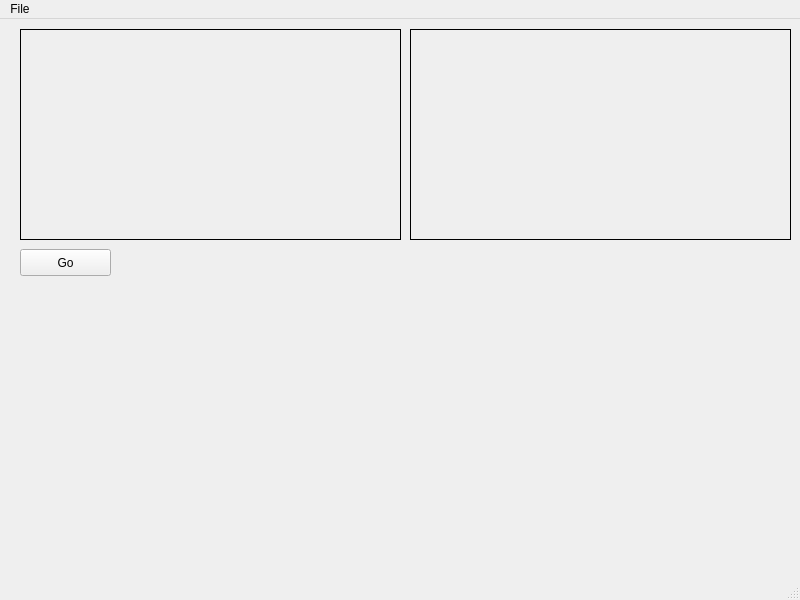
Above: 4dt-closest-points/mainwindow.ui from evsluzh/4dt-closest-points before the change. Below: the same form after it.
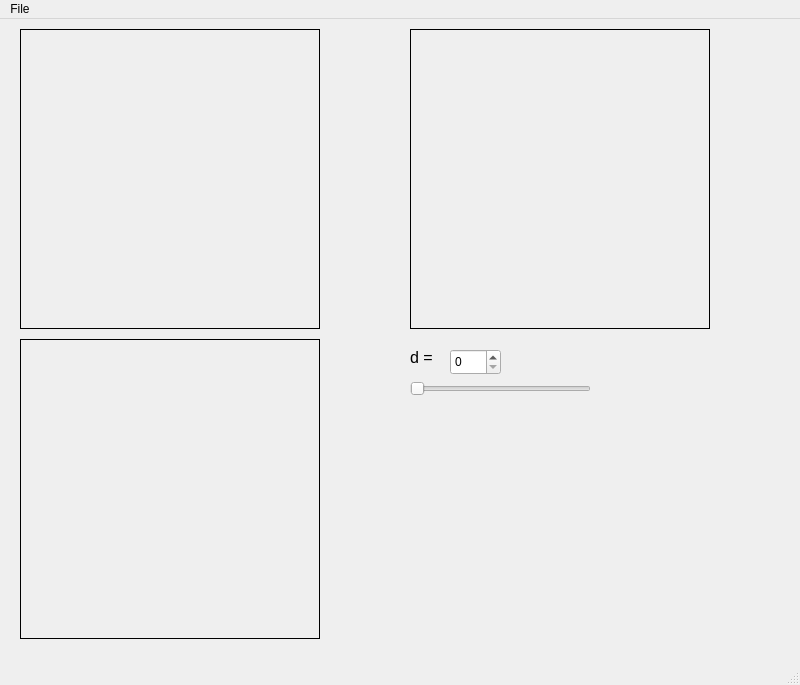
That is the form after the change.

Commit message: Draw proection with conflict zones

The edit to the form file:
```diff
--- a/4dt-closest-points/mainwindow.ui
+++ b/4dt-closest-points/mainwindow.ui
@@ -7,33 +7,20 @@
     <x>0</x>
     <y>0</y>
     <width>800</width>
-    <height>600</height>
+    <height>685</height>
    </rect>
   </property>
   <property name="windowTitle">
    <string>MainWindow</string>
   </property>
   <widget class="QWidget" name="centralwidget">
-   <widget class="QPushButton" name="pushButton">
-    <property name="geometry">
-     <rect>
-      <x>20</x>
-      <y>230</y>
-      <width>91</width>
-      <height>27</height>
-     </rect>
-    </property>
-    <property name="text">
-     <string>Go</string>
-    </property>
-   </widget>
    <widget class="QLabel" name="proection1">
     <property name="geometry">
      <rect>
       <x>20</x>
       <y>10</y>
-      <width>381</width>
-      <height>211</height>
+      <width>300</width>
+      <height>300</height>
      </rect>
     </property>
     <property name="frameShape">
@@ -48,8 +35,8 @@
      <rect>
       <x>410</x>
       <y>10</y>
-      <width>381</width>
-      <height>211</height>
+      <width>300</width>
+      <height>300</height>
      </rect>
     </property>
     <property name="frameShape">
@@ -59,6 +46,69 @@
      <string/>
     </property>
    </widget>
+   <widget class="QLabel" name="proection">
+    <property name="geometry">
+     <rect>
+      <x>20</x>
+      <y>320</y>
+      <width>300</width>
+      <height>300</height>
+     </rect>
+    </property>
+    <property name="frameShape">
+     <enum>QFrame::Panel</enum>
+    </property>
+    <property name="text">
+     <string/>
+    </property>
+   </widget>
+   <widget class="QSlider" name="horizontalSlider">
+    <property name="geometry">
+     <rect>
+      <x>410</x>
+      <y>360</y>
+      <width>181</width>
+      <height>19</height>
+     </rect>
+    </property>
+    <property name="maximum">
+     <number>250</number>
+    </property>
+    <property name="orientation">
+     <enum>Qt::Horizontal</enum>
+    </property>
+   </widget>
+   <widget class="QSpinBox" name="spinBox">
+    <property name="geometry">
+     <rect>
+      <x>450</x>
+      <y>330</y>
+      <width>51</width>
+      <height>26</height>
+     </rect>
+    </property>
+   </widget>
+   <widget class="QLabel" name="label">
+    <property name="geometry">
+     <rect>
+      <x>410</x>
+      <y>330</y>
+      <width>60</width>
+      <height>16</height>
+     </rect>
+    </property>
+    <property name="font">
+     <font>
+      <pointsize>12</pointsize>
+      <weight>50</weight>
+      <italic>false</italic>
+      <bold>false</bold>
+     </font>
+    </property>
+    <property name="text">
+     <string>d = </string>
+    </property>
+   </widget>
   </widget>
   <widget class="QMenuBar" name="menubar">
    <property name="geometry">
```
Left out of the diff: 19 changed lines with no effect on the pictures. The commit also changes 10 other files.
